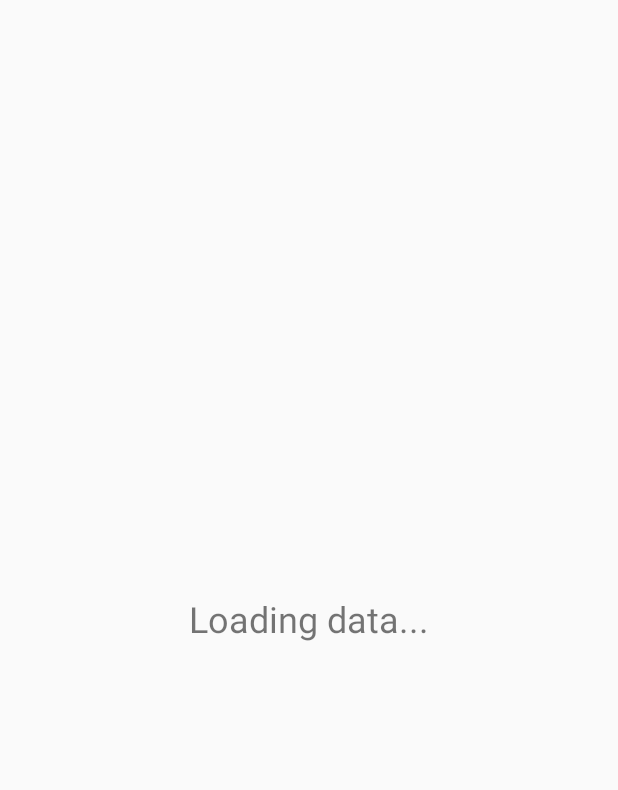
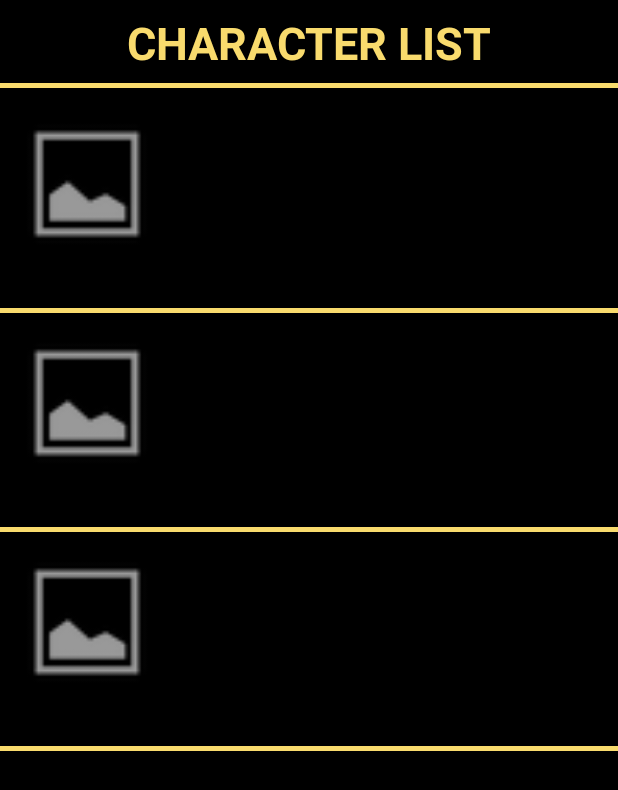
Before and after one commit to cahyanugraha12/warcraft-info, an Android app: the layout character_list_fragment.xml on its own in the app's theme, with its tools: preview values and no code run, on a phone screen of 412 x 824 dp. Shown: the top 790 px of the screen. Run offline under Robolectric (Android 15) with nearby library versions, the phone set to English and light mode, and no system bars.

Commit message:
[MODIFY] Character List improvement

```diff
--- a/app/build.gradle
+++ b/app/build.gradle
@@ -63,6 +63,7 @@ dependencies {
     implementation 'com.squareup.retrofit:adapter-rxjava:2.0.0-beta2'
     implementation 'io.reactivex:rxandroid:1.0.1'
     implementation 'com.squareup.picasso:picasso:2.71828'
+    implementation 'jp.wasabeef:picasso-transformations:2.2.0'
     testImplementation 'junit:junit:4.12'
     androidTestImplementation 'androidx.test.ext:junit:1.1.2'
     androidTestImplementation 'androidx.test.espresso:espresso-core:3.3.0'
--- /dev/null
+++ b/app/src/main/res/font/avenir_black.xml
@@ -0,0 +1,7 @@
+<?xml version="1.0" encoding="utf-8"?>
+<font-family xmlns:app="http://schemas.android.com/apk/res-auto">
+    <font
+        app:fontStyle="normal"
+        app:fontWeight="900"
+        app:font="@font/avenir_black_file" />
+</font-family>
--- /dev/null
+++ b/app/src/main/res/font/avenir_light.xml
@@ -0,0 +1,7 @@
+<?xml version="1.0" encoding="utf-8"?>
+<font-family xmlns:app="http://schemas.android.com/apk/res-auto">
+    <font
+        app:fontStyle="normal"
+        app:fontWeight="600"
+        app:font="@font/avenir_light_file" />
+</font-family>
--- a/app/src/main/res/layout/character_list_fragment.xml
+++ b/app/src/main/res/layout/character_list_fragment.xml
@@ -5,15 +5,19 @@
     android:id="@+id/fragment_inner_container_character_list"
     android:layout_width="match_parent"
     android:layout_height="match_parent"
-    tools:context=".character.ui.fragment.CharacterListFragment" >
+    android:background="@color/neutral_black"
+    tools:context=".character.ui.fragment.CharacterListFragment">
 
     <androidx.constraintlayout.widget.ConstraintLayout
         android:id="@+id/container_loading_character_list"
         android:layout_width="match_parent"
-        android:layout_height="match_parent">
+        android:layout_height="match_parent"
+        android:background="@color/neutral_black"
+        tools:visibility="gone">
 
         <TextView
             android:id="@+id/message_loading_character_list"
+            style="@style/text_secondary"
             android:layout_width="wrap_content"
             android:layout_height="wrap_content"
             android:text="@string/message_is_loading"
@@ -25,16 +29,42 @@
             app:layout_constraintTop_toTopOf="parent" />
     </androidx.constraintlayout.widget.ConstraintLayout>
 
-    <LinearLayout
+    <androidx.constraintlayout.widget.ConstraintLayout
         android:id="@+id/container_data_character_list"
         android:layout_width="match_parent"
         android:layout_height="match_parent"
-        android:orientation="vertical"
-        tools:visibility="gone">
+        android:background="@color/neutral_black"
+        tools:visibility="visible">
+
+        <TextView
+            android:id="@+id/header_character_list"
+            style="@style/text_title"
+            android:layout_width="wrap_content"
+            android:layout_height="wrap_content"
+            android:layout_marginTop="8dp"
+            android:text="@string/header_character_list"
+            app:layout_constraintEnd_toEndOf="parent"
+            app:layout_constraintStart_toStartOf="parent"
+            app:layout_constraintTop_toTopOf="parent" />
+
+        <View
+            android:id="@+id/border_bottom_header_character_list"
+            android:layout_width="wrap_content"
+            android:layout_height="3dp"
+            android:background="@color/secondary_color"
+            app:layout_constraintBottom_toTopOf="@+id/recycler_view_character_list"
+            app:layout_constraintEnd_toEndOf="parent"
+            app:layout_constraintStart_toStartOf="parent"
+            app:layout_constraintTop_toBottomOf="@+id/header_character_list" />
+
         <androidx.recyclerview.widget.RecyclerView
             android:id="@+id/recycler_view_character_list"
             android:layout_width="match_parent"
-            android:layout_height="match_parent"
+            android:layout_height="wrap_content"
+            android:layout_marginTop="16dp"
+            app:layout_constraintEnd_toEndOf="parent"
+            app:layout_constraintStart_toStartOf="parent"
+            app:layout_constraintTop_toBottomOf="@+id/header_character_list"
             tools:listitem="@layout/character_list_item" />
-    </LinearLayout>
+    </androidx.constraintlayout.widget.ConstraintLayout>
 </FrameLayout>
--- a/app/src/main/res/layout/character_list_item.xml
+++ b/app/src/main/res/layout/character_list_item.xml
@@ -9,29 +9,60 @@
 
     <ImageView
         android:id="@+id/image_view_character_avatar"
-        android:layout_width="60dp"
-        android:layout_height="60dp"
+        android:layout_width="100dp"
+        android:layout_height="100dp"
         android:layout_marginStart="8dp"
         android:layout_marginTop="8dp"
-        android:layout_marginBottom="8dp"
         android:layout_weight="1"
         android:contentDescription="@string/description_character_avatar"
-        app:layout_constraintBottom_toBottomOf="parent"
         app:layout_constraintStart_toStartOf="parent"
         app:layout_constraintTop_toTopOf="parent"
         app:srcCompat="@android:drawable/ic_menu_gallery" />
 
     <TextView
+        android:id="@+id/text_view_character_level"
+        style="@style/text_secondary"
+        android:layout_width="0dp"
+        android:layout_height="wrap_content"
+        android:layout_marginTop="8dp"
+        android:layout_marginBottom="8dp"
+        android:textAlignment="center"
+        app:layout_constraintBottom_toBottomOf="parent"
+        app:layout_constraintEnd_toEndOf="@+id/image_view_character_avatar"
+        app:layout_constraintStart_toStartOf="@+id/image_view_character_avatar"
+        app:layout_constraintTop_toBottomOf="@+id/image_view_character_avatar" />
+
+    <TextView
         android:id="@+id/text_view_character_name"
+        style="@style/text_primary"
+        android:layout_width="0dp"
+        android:layout_height="wrap_content"
+        android:layout_marginStart="8dp"
+        android:layout_marginEnd="8dp"
+        android:textSize="18sp"
+        app:layout_constraintEnd_toEndOf="parent"
+        app:layout_constraintStart_toEndOf="@+id/image_view_character_avatar"
+        app:layout_constraintTop_toTopOf="@+id/image_view_character_avatar" />
+
+    <TextView
+        android:id="@+id/text_view_realm_name"
+        style="@style/text_secondary"
         android:layout_width="0dp"
         android:layout_height="wrap_content"
         android:layout_marginStart="8dp"
         android:layout_marginTop="8dp"
         android:layout_marginEnd="8dp"
-        android:layout_marginBottom="8dp"
-        android:textSize="18sp"
-        app:layout_constraintBottom_toBottomOf="parent"
         app:layout_constraintEnd_toEndOf="parent"
         app:layout_constraintStart_toEndOf="@+id/image_view_character_avatar"
-        app:layout_constraintTop_toTopOf="parent" />
+        app:layout_constraintTop_toBottomOf="@+id/text_view_character_name" />
+
+    <View
+        android:id="@+id/border_bottom_container_character_list_item"
+        android:layout_width="wrap_content"
+        android:layout_height="3dp"
+        android:background="@color/secondary_color"
+        app:layout_constraintBottom_toBottomOf="@+id/container_character_list_item"
+        app:layout_constraintEnd_toEndOf="parent"
+        app:layout_constraintStart_toStartOf="parent"
+        app:layout_constraintTop_toBottomOf="@+id/text_view_character_level" />
 </androidx.constraintlayout.widget.ConstraintLayout>
--- a/app/src/main/res/values/colors.xml
+++ b/app/src/main/res/values/colors.xml
@@ -5,4 +5,9 @@
     <color name="colorAccent">#03DAC5</color>
 
     <color name="black_overlay">#66000000</color>
+
+    <color name="main_color">#00377F</color>
+    <color name="secondary_color">#F9DB6D</color>
+    <color name="neutral_white">#FFFFFF</color>
+    <color name="neutral_black">#000000</color>
 </resources>
--- a/app/src/main/res/values/strings.xml
+++ b/app/src/main/res/values/strings.xml
@@ -18,8 +18,9 @@
     <string name="label_quest">Quest</string>
     <string name="description_quest">List of all Quest available in World of Warcraft.</string>
 
+    <string name="header_character_list">Character List</string>
     <string name="label_character_list_character_name">
-        %1$s, Level %2$d %3$s %4$s %5$s %6$s on Realm %7$s"
+        %1$s, %2$s %3$s %4$s %5$s"
     </string>
 
     <string name="description_character_avatar">Avatar of your character.</string>
--- a/app/src/main/res/values/styles.xml
+++ b/app/src/main/res/values/styles.xml
@@ -28,4 +28,28 @@
 
     <style name="AppTheme.PopupOverlay" parent="ThemeOverlay.AppCompat.Light" />
 
+    <!-- Text theme. -->
+    <style name="text_title">
+        <item name="textAllCaps">true</item>
+        <item name="android:textColor">@color/secondary_color</item>
+        <item name="android:textSize">30sp</item>
+        <item name="android:textAlignment">center</item>
+        <item name="android:textStyle">bold</item>
+        <item name="font">@font/avenir_black</item>
+    </style>
+    <style name="text_primary">
+        <item name="android:textSize">32sp</item>
+        <item name="font">@font/avenir_black</item>
+        <item name="android:textColor">@color/secondary_color</item>
+    </style>
+    <style name="text_secondary">
+        <item name="android:textSize">16sp</item>
+        <item name="font">@font/avenir_light</item>
+        <item name="android:textColor">@color/secondary_color</item>
+    </style>
+    <style name="text_tertiary">
+        <item name="android:textSize">12sp</item>
+        <item name="font">@font/avenir_light</item>
+        <item name="android:textColor">@color/secondary_color</item>
+    </style>
 </resources>
```
Also changed, not shown: app/src/main/java/id/ac/ui/cs/mobileprogramming/pandeketutcahyanugraha/warcraftinfo/character/model/CharacterSummary.kt (+8 -3 lines), app/src/main/java/id/ac/ui/cs/mobileprogramming/pandeketutcahyanugraha/warcraftinfo/character/repository/CharacterRepository.kt (+7 -4 lines), app/src/main/java/id/ac/ui/cs/mobileprogramming/pandeketutcahyanugraha/warcraftinfo/character/ui/fragment/CharacterListFragment.kt (+16 -11 lines), app/src/main/java/id/ac/ui/cs/mobileprogramming/pandeketutcahyanugraha/warcraftinfo/common/api/dao/CharacterMediaSummary.kt (+7 -1 lines), app/src/main/res/layout-land/landing_activity.xml (+7 -1 lines), app/src/main/res/layout/landing_activity.xml (+7 -1 lines), app/src/main/res/font/avenir_black_file.ttf (added), app/src/main/res/font/avenir_light_file.ttf (added).
